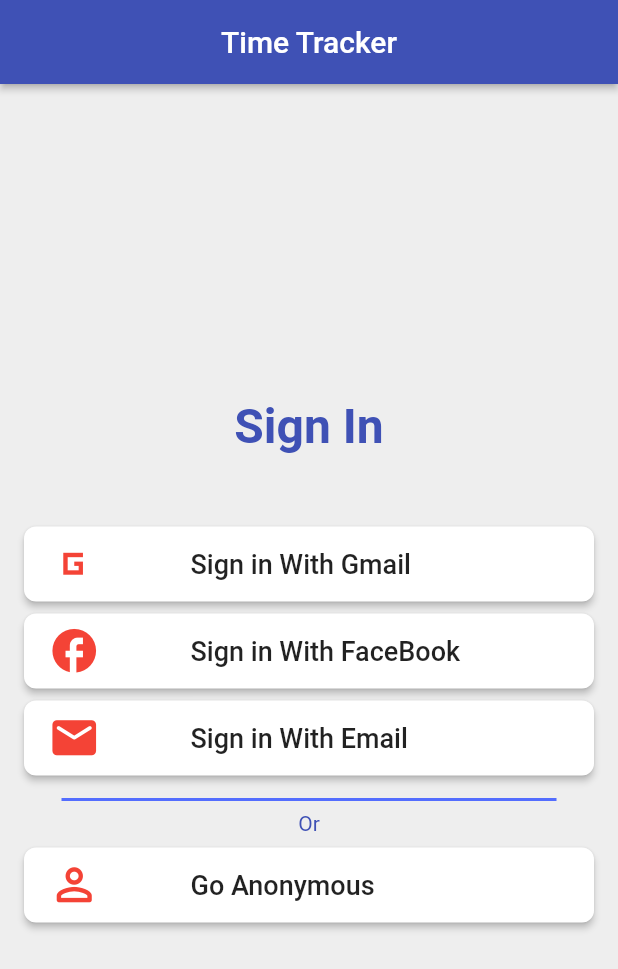
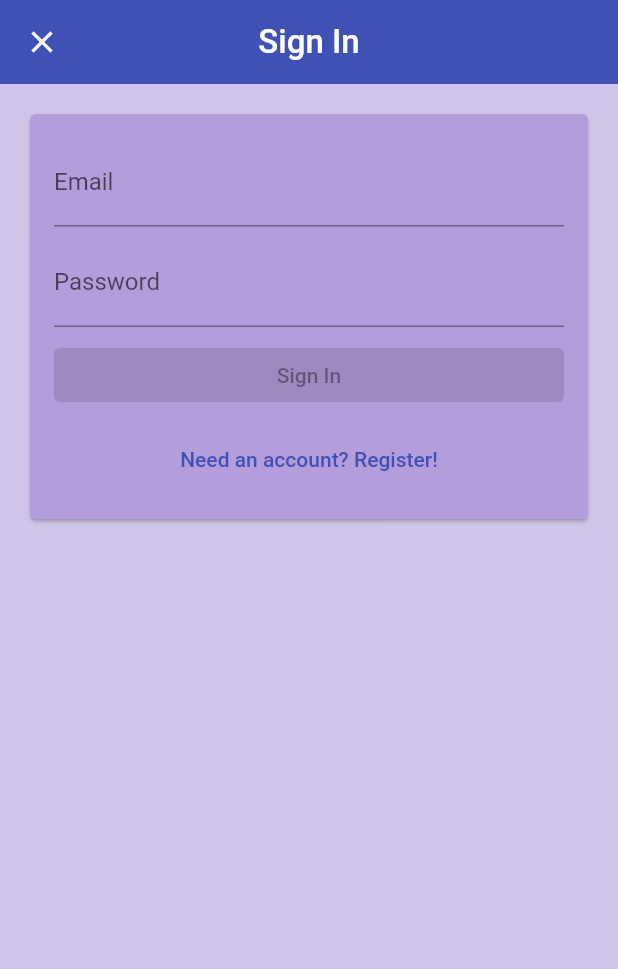
Before and after one commit to imakb4r/time_tracker_app, a Flutter app: the screen it shows after launch, after a tap on "Sign in With Email", on a phone screen of 412 x 824 dp. Shown: the top 969 px of the screen. Run offline on Flutter 3.47's test engine with Material 2 defaults, Android fonts, the phone set to English and light mode, and no system bars; our stand-ins replace firebase_auth, firebase_core, google_sign_in; missing offline and left inert: flutter_login_facebook; accounts and stored records are empty; Roboto replaces fonts that are missing (poppins).

Commit message:
Sign in with Email and password implementation

```diff
--- a/lib/app/landing_page.dart
+++ b/lib/app/landing_page.dart
@@ -22,14 +22,15 @@ class LandingPage extends StatelessWidget {
             );
           }
           return HomePage(
-            auth:auth,
+            auth: auth,
+          );
+        } else {
+          return const Scaffold(
+            body: Center(
+              child: CircularProgressIndicator(),
+            ),
           );
         }
-        return const Scaffold(
-          body: Center(
-            child: CircularProgressIndicator(),
-          ),
-        );
       },
     );
   }
--- /dev/null
+++ b/lib/app/sign_in/email_sign_in_form.dart
@@ -0,0 +1,130 @@
+import 'package:flutter/material.dart';
+import 'package:time_tracker_app/services/auth.dart';
+
+enum EmailSignInFormType { signIn, register }
+
+class EmailSignInForm extends StatefulWidget {
+  EmailSignInForm({Key? key, required this.auth}) : super(key: key);
+
+  final AuthBase auth;
+
+  @override
+  State<EmailSignInForm> createState() => _EmailSignInFormState();
+}
+
+class _EmailSignInFormState extends State<EmailSignInForm> {
+  final TextEditingController _emailController = TextEditingController();
+  final TextEditingController _passwordController = TextEditingController();
+  final FocusNode _emailFocusNode = FocusNode();
+  final FocusNode _passwordFocusNode = FocusNode();
+
+  String get _email => _emailController.text;
+  String get _password => _passwordController.text;
+
+  EmailSignInFormType _formType = EmailSignInFormType.signIn;
+
+  void _submit() async {
+    try {
+      if (_formType == EmailSignInFormType.signIn) {
+        await widget.auth.signInWithEmailAndPassword(_email, _password);
+      } else {
+        await widget.auth.createUserWithEmailAndPassword(_email, _password);
+      }
+      Navigator.of(context).pop();
+    } catch (e) {
+      print(e.toString());
+    }
+  }
+
+  void _emailEditingComplete() {
+    FocusScope.of(context).requestFocus(_passwordFocusNode);
+  }
+
+  void _toggleFormType() {
+    setState(() {
+      _formType = _formType == EmailSignInFormType.signIn
+          ? EmailSignInFormType.register
+          : EmailSignInFormType.signIn;
+    });
+    _emailController.clear();
+    _passwordController.clear();
+  }
+
+  List<Widget> _buildChildren() {
+    final primaryText = _formType == EmailSignInFormType.signIn
+        ? 'Sign In'
+        : 'Create an account';
+    final secondaryText = _formType == EmailSignInFormType.signIn
+        ? 'Need an account? Register!'
+        : 'Already have an account? Sign in';
+
+    bool submitEnabled = _email.isNotEmpty & _password.isNotEmpty;
+    return [
+      _buildEmailText(),
+      const SizedBox(
+        height: 8,
+      ),
+      _buildPasswordText(),
+      const SizedBox(
+        height: 8,
+      ),
+      ElevatedButton(
+        child: Text(primaryText),
+        onPressed: submitEnabled ? _submit : null,
+      ),
+      const SizedBox(
+        height: 8,
+      ),
+      TextButton(
+        onPressed: _toggleFormType,
+        child: Text(secondaryText),
+      )
+    ];
+  }
+
+  TextField _buildPasswordText() {
+    return TextField(
+      controller: _passwordController,
+      focusNode: _passwordFocusNode,
+      decoration: InputDecoration(
+        labelText: 'Password',
+      ),
+      obscureText: true,
+      onChanged: (password) => _updateState(),
+      textInputAction: TextInputAction.done,
+      onEditingComplete: _submit,
+    );
+  }
+
+  TextField _buildEmailText() {
+    return TextField(
+      controller: _emailController,
+      focusNode: _emailFocusNode,
+      decoration: InputDecoration(
+        labelText: 'Email',
+        hintText: 'test@test.com',
+      ),
+      autocorrect: false,
+      keyboardType: TextInputType.emailAddress,
+      onChanged: (email) => _updateState(),
+      textInputAction: TextInputAction.next,
+      onEditingComplete: _emailEditingComplete,
+    );
+  }
+
+  @override
+  Widget build(BuildContext context) {
+    return Padding(
+      padding: const EdgeInsets.all(16.0),
+      child: Column(
+        crossAxisAlignment: CrossAxisAlignment.stretch,
+        mainAxisSize: MainAxisSize.min,
+        children: _buildChildren(),
+      ),
+    );
+  }
+
+  _updateState() {
+    setState(() {});
+  }
+}
--- /dev/null
+++ b/lib/app/sign_in/email_sign_in_page.dart
@@ -0,0 +1,38 @@
+import 'package:flutter/material.dart';
+import 'package:time_tracker_app/app/sign_in/email_sign_in_form.dart';
+import 'package:time_tracker_app/services/auth.dart';
+
+class EmailSignInPage extends StatelessWidget {
+  const EmailSignInPage({Key? key, required this.auth}) : super(key: key);
+
+  final AuthBase auth;
+
+  @override
+  Widget build(BuildContext context) {
+    return Scaffold(
+      appBar: AppBar(
+        title: const Text(
+          "Sign In",
+          style: TextStyle(
+            fontFamily: "poppins",
+            color: Colors.white,
+            fontSize: 22,
+          ),
+        ),
+        backgroundColor: Colors.indigo,
+        centerTitle: true,
+        elevation: 0.0,
+      ),
+      body: Padding(
+        padding: const EdgeInsets.all(16.0),
+        child: Card(
+          child: EmailSignInForm(
+            auth: auth,
+          ),
+          color: Colors.deepPurple[200],
+        ),
+      ),
+      backgroundColor: Colors.deepPurple[100],
+    );
+  }
+}
--- a/lib/app/sign_in/sign_in_page.dart
+++ b/lib/app/sign_in/sign_in_page.dart
@@ -1,4 +1,5 @@
 import 'package:flutter/material.dart';
+import 'package:time_tracker_app/app/sign_in/email_sign_in_page.dart';
 import 'package:time_tracker_app/common_widgets/custom_elevated_button.dart';
 import 'package:time_tracker_app/services/auth.dart';
 
@@ -23,22 +24,56 @@ class SignInPage extends StatelessWidget {
     }
   }
 
+  // Future<void> _signInWithFaceBook() async {
+  //   try {
+  //     await auth.signInWithFacebook();
+  //   } catch (e) {
+  //     print(e.toString());
+  //   }
+  // }
+
+  void _signInWithEmail(BuildContext context) {
+    Navigator.of(context).push(
+      MaterialPageRoute(
+        builder: (context) => EmailSignInPage(
+          auth: auth,
+        ),
+        fullscreenDialog: true,
+      ),
+    );
+  }
+
   @override
   Widget build(BuildContext context) {
     return Scaffold(
       appBar: AppBar(
-        title: const Text("Time Tracker"),
+        title: const Text(
+          "Time Tracker",
+          style: TextStyle(
+            fontFamily: "poppins",
+            color: Colors.white,
+            fontSize: 24,
+          ),
+        ),
+        backgroundColor: Colors.purple,
         centerTitle: true,
-        elevation: 2.0,
+        elevation: 1.5,
       ),
-      body: buildContent(),
-      backgroundColor: Colors.grey[200],
+      body: _buildContent(context),
+      backgroundColor: Colors.white,
     );
   }
 
-  Widget buildContent() {
-    return Padding(
-      padding: const EdgeInsets.all(16.0),
+  Widget _buildContent(BuildContext context) {
+    return Container(
+      decoration: const BoxDecoration(
+          //borderRadius: BorderRadius.circular(8.0),
+          gradient: LinearGradient(
+              begin: Alignment.topLeft,
+              end: Alignment.bottomRight,
+              colors: <Color>[Colors.purple, Colors.orange])),
+      child: Padding(
+        padding: const EdgeInsets.all(8.0),
         child: Column(
             crossAxisAlignment: CrossAxisAlignment.stretch,
             mainAxisAlignment: MainAxisAlignment.center,
@@ -47,9 +82,10 @@ class SignInPage extends StatelessWidget {
                 'Sign In',
                 textAlign: TextAlign.center,
                 style: TextStyle(
+                  fontFamily: "poppins",
                   fontSize: 32,
                   fontWeight: FontWeight.w600,
-                color: Colors.indigo,
+                  color: Colors.white70,
                 ),
               ),
               const SizedBox(height: 48.0),
@@ -57,7 +93,7 @@ class SignInPage extends StatelessWidget {
                 icon: const Icon(
                   Icons.g_mobiledata_sharp,
                   size: 35.0,
-                color: Colors.red,
+                  color: Colors.indigo,
                 ),
                 borderRadius: 8.0,
                 btnText: "Sign in With Gmail",
@@ -65,31 +101,31 @@ class SignInPage extends StatelessWidget {
                   _signInWithGoogle();
                 },
               ),
-            const SizedBox(height: 8.0),
-            CustomElevatedButton(
-              icon: const Icon(
-                Icons.facebook,
-                size: 35.0,
-                color: Colors.red,
-              ),
-              borderRadius: 8.0,
-              btnText: "Sign in With FaceBook",
-              onpressed: () {},
-            ),
+              // const SizedBox(height: 8.0),
+              // CustomElevatedButton(
+              //   icon: const Icon(
+              //     Icons.facebook,
+              //     size: 35.0,
+              //     color: Colors.red,
+              //   ),
+              //   borderRadius: 8.0,
+              //   btnText: "Sign in With FaceBook",
+              //   onpressed: _signInWithFaceBook,
+              // ),
               const SizedBox(height: 8.0),
               CustomElevatedButton(
                 icon: const Icon(
                   Icons.email_rounded,
                   size: 35.0,
-                color: Colors.red,
+                  color: Colors.indigo,
                 ),
                 borderRadius: 8.0,
                 btnText: "Sign in With Email",
-              onpressed: () {},
+                onpressed: () => _signInWithEmail(context),
               ),
               const SizedBox(height: 8.0),
               const Divider(
-              color: Colors.indigoAccent,
+                color: Colors.indigo,
                 thickness: 2.0,
                 indent: 25.0,
                 endIndent: 25.0,
@@ -98,7 +134,7 @@ class SignInPage extends StatelessWidget {
                 "Or",
                 style: TextStyle(
                   fontSize: 14,
-                color: Colors.indigo,
+                  color: Colors.white,
                 ),
                 textAlign: TextAlign.center,
               ),
@@ -107,13 +143,14 @@ class SignInPage extends StatelessWidget {
                 icon: const Icon(
                   Icons.perm_identity_rounded,
                   size: 35.0,
-                color: Colors.red,
+                  color: Colors.indigo,
                 ),
                 borderRadius: 8.0,
                 btnText: "Go Anonymous",
                 onpressed: _signInAnonymously,
               ),
             ]),
+      ),
     );
   }
 }
--- a/pubspec.yaml
+++ b/pubspec.yaml
@@ -34,6 +34,7 @@ dependencies:
   firebase_core: ^1.17.1
   firebase_auth: ^3.3.19
   google_sign_in: ^5.3.3
+  flutter_login_facebook: ^1.5.0
 
 dev_dependencies:
   flutter_test:
```
Also changed, not shown: lib/app/home_page.dart (+8 -1 lines), lib/services/auth.dart (+50 -0 lines), pubspec.lock, 3 other files. Lines whose indentation alone changed are shown as unchanged.
